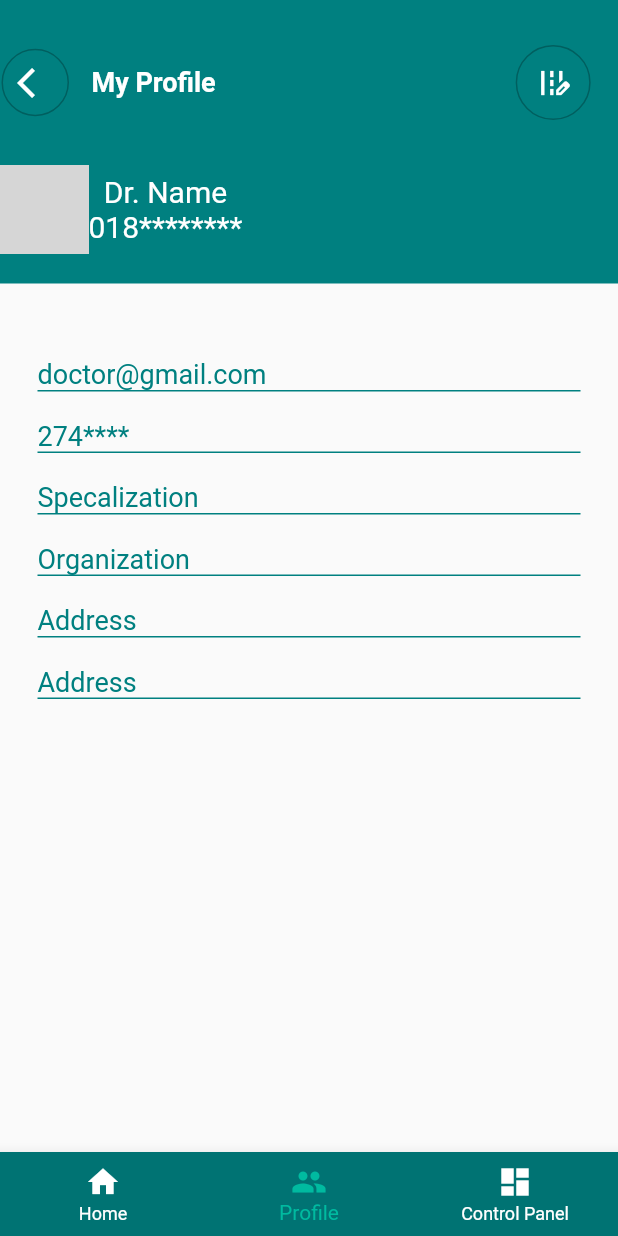
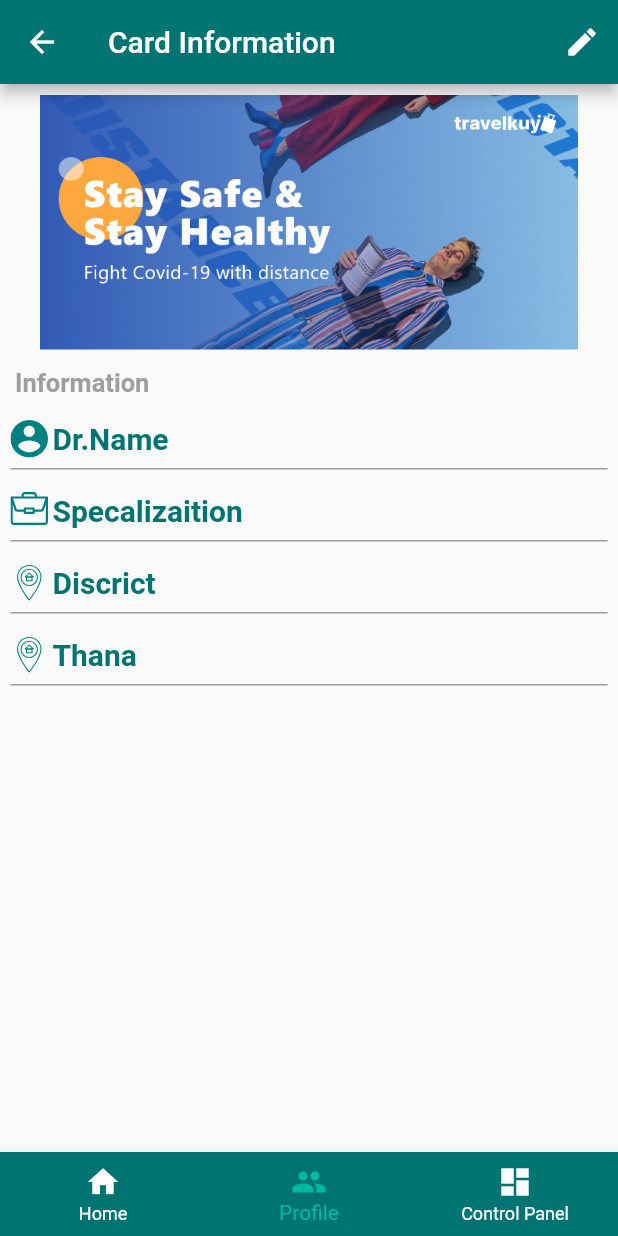
Before and after one commit to Dreamwinners-Technologies/Need-Doctor-s-App, a Flutter app: the PageSetup screen opened directly, item 2 of the bottom bar chosen, on a phone screen of 412 x 824 dp. Run offline on Flutter 3.47's test engine with Material 2 defaults, Android fonts, the phone set to English and light mode, and no system bars; our stand-ins replace flutter_secure_storage, flutter_svg, flutter_swiper, fluttertoast, image_picker, simple_animations; accounts and stored records are empty; grey boxes are pictures that could not be loaded.

Commit message:
created card ino for go here click profile on bnavi

```diff
--- a/lib/view/Pagesetup.dart
+++ b/lib/view/Pagesetup.dart
@@ -2,21 +2,16 @@ import 'package:flutter/material.dart';
 import 'package:need_doctors/Colors/Colors.dart';
 import 'package:need_doctors/view/AddMedicine.dart';
 import 'package:need_doctors/view/HomePage.dart';
-import 'package:need_doctors/view/Profile.dart';
+import 'package:need_doctors/view/Visitingcard_Info.dart';
 
-
-class  PageSetup extends StatefulWidget {
+class PageSetup extends StatefulWidget {
   @override
   _HomePageState createState() => _HomePageState();
 }
 
 class _HomePageState extends State<PageSetup> {
   int _currentIndex = 0;
-  final pages = [
-    HomeScreen(),
-    EditProfile(),
-    AddMedicine()
-  ];
+  final pages = [HomeScreen(), VisitingCardInformation(), AddMedicine()];
 
   @override
   Widget build(BuildContext context) {
--- /dev/null
+++ b/lib/view/Visitingcard_Info.dart
@@ -0,0 +1,93 @@
+import 'package:flutter/material.dart';
+import 'package:flutter_svg/flutter_svg.dart';
+import 'package:need_doctors/Colors/Colors.dart';
+
+class VisitingCardInformation extends StatefulWidget {
+  @override
+  _VisitingCardInformationState createState() =>
+      _VisitingCardInformationState();
+}
+
+class _VisitingCardInformationState extends State<VisitingCardInformation> {
+  @override
+  Widget build(BuildContext context) {
+    return Scaffold(
+      appBar: AppBar(
+        title: Text("Card Information"),
+        actions: [
+          Padding(
+            padding: const EdgeInsets.only(right: 12.0),
+            child: Icon(Icons.edit),
+          )
+        ],
+      ),
+      body: SingleChildScrollView(
+        child: Container(
+          padding: const EdgeInsets.all(7.0),
+          height: MediaQuery.of(context).size.height,
+          width: MediaQuery.of(context).size.width,
+          child: Column(
+            crossAxisAlignment: CrossAxisAlignment.start,
+            children: [
+              images(context),
+              Padding(
+                padding: const EdgeInsets.only(top: 12.0, left: 3.0),
+                child: Text(
+                  "Information",
+                  style: TextStyle(
+                      fontSize: 17,
+                      fontWeight: FontWeight.bold,
+                      color: Colors.grey),
+                ),
+              ),
+              textset(context, 'Dr.Name', "asset/svg/account_icon.svg"),
+              textset(
+                  context, 'Specalizaition', "asset/svg/organization_icon.svg"),
+              textset(context, 'Discrict', "asset/svg/address_icon.svg"),
+              textset(context, 'Thana', "asset/svg/address_icon.svg"),
+            ],
+          ),
+        ),
+      ),
+    );
+  }
+}
+
+Widget images(BuildContext context) {
+  return Container(
+      width: MediaQuery.of(context).size.height,
+      height: 170.0,
+      child: ClipRRect(
+          borderRadius: BorderRadius.circular(20.0),
+          child: Image.asset(
+            "asset/images/carousel_covid_discount.png",
+            fit: BoxFit.contain,
+          )));
+}
+
+Widget textset(BuildContext context, String title, String svg) {
+  return Container(
+    margin: const EdgeInsets.only(top: 8.0),
+    width: MediaQuery.of(context).size.width,
+    height: 40.0,
+    decoration:
+        BoxDecoration(border: Border(bottom: BorderSide(color: Colors.grey))),
+    child: Row(
+      mainAxisAlignment: MainAxisAlignment.start,
+      crossAxisAlignment: CrossAxisAlignment.center,
+      children: [
+        Container(
+          margin: const EdgeInsets.only(right: 3.0),
+          height: 30.0,
+          width: 25.0,
+          child: SvgPicture.asset(svg),
+        ),
+        Text(
+          title,
+          style: TextStyle(
+              color: primaryColor, fontSize: 20, fontWeight: FontWeight.bold),
+        )
+      ],
+    ),
+  );
+}
```
